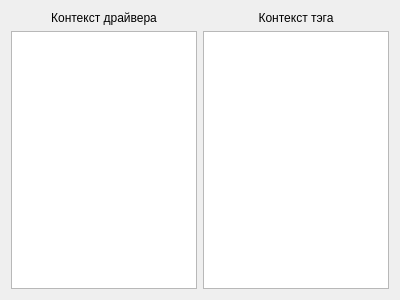
Old version of the form formdrivertables.ui in the repository vokhmianin-da/runTimeConfigurator.
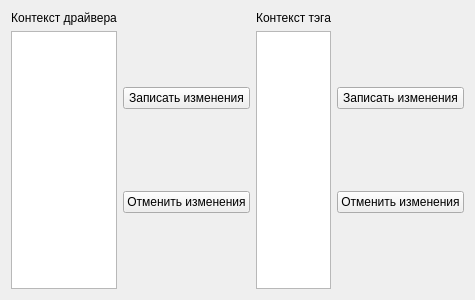
New version of the form.

What changed in the file:
```diff
--- a/formdrivertables.ui
+++ b/formdrivertables.ui
@@ -13,6 +13,8 @@
   <property name="windowTitle">
    <string>Form</string>
   </property>
+  <layout class="QHBoxLayout" name="horizontalLayout_3">
+   <item>
   <layout class="QHBoxLayout" name="horizontalLayout">
    <item>
     <layout class="QVBoxLayout" name="verticalLayout">
@@ -32,6 +34,28 @@
     </layout>
    </item>
    <item>
+      <layout class="QVBoxLayout" name="verticalLayout_3">
+       <item>
+        <widget class="QPushButton" name="pbDrContextSubmitAll">
+         <property name="text">
+          <string>Записать изменения</string>
+         </property>
+        </widget>
+       </item>
+       <item>
+        <widget class="QPushButton" name="pbDrContextRevertAll">
+         <property name="text">
+          <string>Отменить изменения</string>
+         </property>
+        </widget>
+       </item>
+      </layout>
+     </item>
+    </layout>
+   </item>
+   <item>
+    <layout class="QHBoxLayout" name="horizontalLayout_2">
+     <item>
     <layout class="QVBoxLayout" name="verticalLayout_2">
      <item>
       <widget class="QLabel" name="label_2">
@@ -45,6 +69,26 @@
      </item>
      <item>
       <widget class="QTableView" name="tvTagContext"/>
+       </item>
+      </layout>
+     </item>
+     <item>
+      <layout class="QVBoxLayout" name="verticalLayout_4">
+       <item>
+        <widget class="QPushButton" name="pbTagContextSubmitAll">
+         <property name="text">
+          <string>Записать изменения</string>
+         </property>
+        </widget>
+       </item>
+       <item>
+        <widget class="QPushButton" name="pbTagContextRevertAll">
+         <property name="text">
+          <string>Отменить изменения</string>
+         </property>
+        </widget>
+       </item>
+      </layout>
      </item>
     </layout>
    </item>
```
Lines whose indentation alone changed are shown as unchanged.
